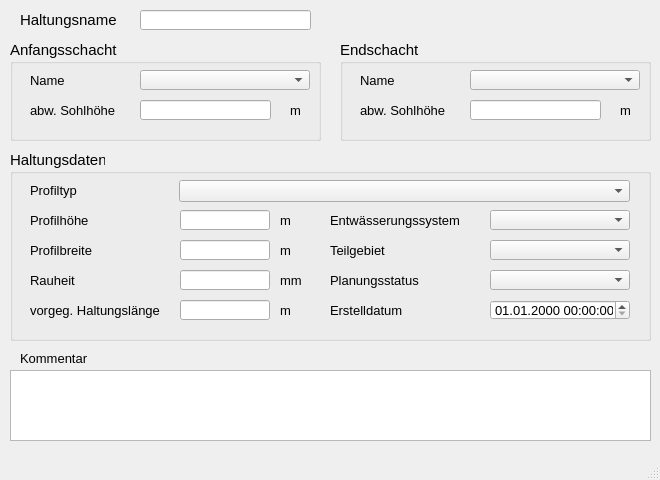
The window that qkan/forms/qkan_haltungen.ui (hoettges/QKan) describes before a commit, drawn with Qt 5.
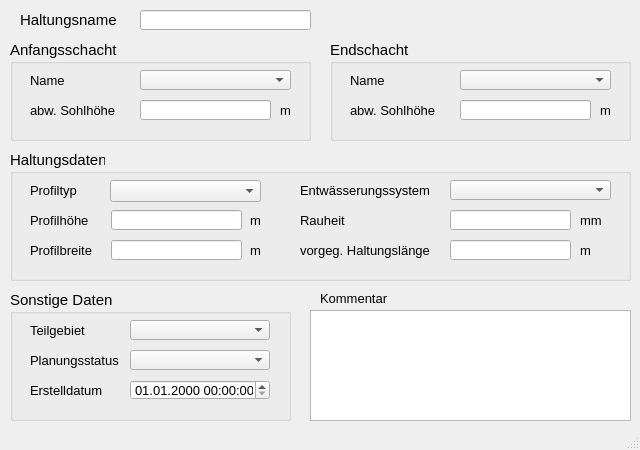
The same window after the commit. Custom widgets are drawn as their Qt base class.

The edit to the form file:
```diff
--- a/qkan/forms/qkan_haltungen.ui
+++ b/qkan/forms/qkan_haltungen.ui
@@ -6,8 +6,8 @@
    <rect>
     <x>0</x>
     <y>0</y>
-    <width>660</width>
-    <height>480</height>
+    <width>640</width>
+    <height>450</height>
    </rect>
   </property>
   <property name="sizePolicy">
@@ -18,8 +18,8 @@
   </property>
   <property name="minimumSize">
    <size>
-    <width>660</width>
-    <height>480</height>
+    <width>640</width>
+    <height>450</height>
    </size>
   </property>
   <property name="baseSize">
@@ -62,7 +62,7 @@
      <rect>
       <x>10</x>
       <y>40</y>
-      <width>311</width>
+      <width>301</width>
       <height>101</height>
      </rect>
     </property>
@@ -116,7 +116,7 @@
     <widget class="QLabel" name="label_14">
      <property name="geometry">
       <rect>
-       <x>280</x>
+       <x>270</x>
        <y>60</y>
        <width>21</width>
        <height>21</height>
@@ -137,7 +137,7 @@
       <rect>
        <x>130</x>
        <y>30</y>
-       <width>170</width>
+       <width>151</width>
        <height>20</height>
       </rect>
      </property>
@@ -180,9 +180,9 @@
    <widget class="QGroupBox" name="groupBox_3">
     <property name="geometry">
      <rect>
-      <x>340</x>
+      <x>330</x>
       <y>40</y>
-      <width>311</width>
+      <width>301</width>
       <height>101</height>
      </rect>
     </property>
@@ -258,7 +258,7 @@
     <widget class="QLabel" name="label_15">
      <property name="geometry">
       <rect>
-       <x>280</x>
+       <x>270</x>
        <y>60</y>
        <width>21</width>
        <height>21</height>
@@ -279,7 +279,7 @@
       <rect>
        <x>130</x>
        <y>30</y>
-       <width>170</width>
+       <width>151</width>
        <height>20</height>
       </rect>
      </property>
@@ -300,10 +300,10 @@
    <widget class="QTextEdit" name="kommentar">
     <property name="geometry">
      <rect>
-      <x>10</x>
-      <y>370</y>
-      <width>641</width>
-      <height>71</height>
+      <x>310</x>
+      <y>310</y>
+      <width>321</width>
+      <height>111</height>
      </rect>
     </property>
     <property name="font">
@@ -322,8 +322,8 @@
    <widget class="QLabel" name="label_22">
     <property name="geometry">
      <rect>
-      <x>20</x>
-      <y>350</y>
+      <x>320</x>
+      <y>290</y>
       <width>81</width>
       <height>16</height>
      </rect>
@@ -365,8 +365,8 @@
      <rect>
       <x>10</x>
       <y>150</y>
-      <width>641</width>
-      <height>191</height>
+      <width>621</width>
+      <height>131</height>
      </rect>
     </property>
     <property name="font">
@@ -378,34 +378,12 @@
     <property name="title">
      <string>Haltungsdaten</string>
     </property>
-    <widget class="QgsDateTimeEdit" name="createdat">
-     <property name="geometry">
-      <rect>
-       <x>480</x>
-       <y>150</y>
-       <width>140</width>
-       <height>20</height>
-      </rect>
-     </property>
-     <property name="font">
-      <font>
-       <family>Tahoma</family>
-       <pointsize>10</pointsize>
-      </font>
-     </property>
-     <property name="currentSection">
-      <enum>QDateTimeEdit::DaySection</enum>
-     </property>
-     <property name="displayFormat">
-      <string>dd.MM.yyyy HH:mm:ss</string>
-     </property>
-    </widget>
     <widget class="QLineEdit" name="ks">
      <property name="geometry">
       <rect>
-       <x>170</x>
-       <y>120</y>
-       <width>90</width>
+       <x>440</x>
+       <y>60</y>
+       <width>121</width>
        <height>20</height>
       </rect>
      </property>
@@ -441,32 +419,10 @@
       <string>Profilbreite</string>
      </property>
     </widget>
-    <widget class="QComboBox" name="teilgebiet">
-     <property name="geometry">
-      <rect>
-       <x>480</x>
-       <y>90</y>
-       <width>140</width>
-       <height>20</height>
-      </rect>
-     </property>
-     <property name="font">
-      <font>
-       <family>Tahoma</family>
-       <pointsize>10</pointsize>
-      </font>
-     </property>
-     <property name="toolTip">
-      <string>&lt;html&gt;&lt;head/&gt;&lt;body&gt;&lt;p&gt;zur Zuordnung auf ein selbstständig festgelegtes Teilgebiet&lt;/p&gt;&lt;/body&gt;&lt;/html&gt;</string>
-     </property>
-     <property name="statusTip">
-      <string>zur Zuordnung auf ein selbstständig festgelegtes Teilgebiet</string>
-     </property>
-    </widget>
     <widget class="QLabel" name="label_20">
      <property name="geometry">
       <rect>
-       <x>270</x>
+       <x>240</x>
        <y>90</y>
        <width>31</width>
        <height>21</height>
@@ -485,8 +441,8 @@
     <widget class="QLabel" name="label_21">
      <property name="geometry">
       <rect>
-       <x>270</x>
-       <y>150</y>
+       <x>570</x>
+       <y>90</y>
        <width>30</width>
        <height>20</height>
       </rect>
@@ -504,9 +460,9 @@
     <widget class="QLineEdit" name="laenge">
      <property name="geometry">
       <rect>
-       <x>170</x>
-       <y>150</y>
-       <width>90</width>
+       <x>440</x>
+       <y>90</y>
+       <width>121</width>
        <height>20</height>
       </rect>
      </property>
@@ -523,31 +479,12 @@
       <string>vorgegebene Haltungslänge, falls diese nicht automatisch berechnet werden soll</string>
      </property>
     </widget>
-    <widget class="QLabel" name="label_71">
-     <property name="geometry">
-      <rect>
-       <x>320</x>
-       <y>150</y>
-       <width>151</width>
-       <height>21</height>
-      </rect>
-     </property>
-     <property name="font">
-      <font>
-       <family>Tahoma</family>
-       <pointsize>10</pointsize>
-      </font>
-     </property>
-     <property name="text">
-      <string>Erstelldatum</string>
-     </property>
-    </widget>
     <widget class="QComboBox" name="entwart">
      <property name="geometry">
       <rect>
-       <x>480</x>
-       <y>60</y>
-       <width>140</width>
+       <x>440</x>
+       <y>30</y>
+       <width>161</width>
        <height>20</height>
       </rect>
      </property>
@@ -567,9 +504,9 @@
     <widget class="QComboBox" name="profilnam">
      <property name="geometry">
       <rect>
-       <x>169</x>
+       <x>100</x>
        <y>30</y>
-       <width>451</width>
+       <width>151</width>
        <height>22</height>
       </rect>
      </property>
@@ -608,8 +545,8 @@
     <widget class="QLabel" name="label_17">
      <property name="geometry">
       <rect>
-       <x>20</x>
-       <y>150</y>
+       <x>290</x>
+       <y>90</y>
        <width>151</width>
        <height>21</height>
       </rect>
@@ -624,33 +561,11 @@
       <string>vorgeg. Haltungslänge</string>
      </property>
     </widget>
-    <widget class="QLabel" name="label_11">
-     <property name="geometry">
-      <rect>
-       <x>320</x>
-       <y>90</y>
-       <width>151</width>
-       <height>21</height>
-      </rect>
-     </property>
-     <property name="font">
-      <font>
-       <family>Tahoma</family>
-       <pointsize>10</pointsize>
-      </font>
-     </property>
-     <property name="text">
-      <string>Teilgebiet</string>
-     </property>
-     <property name="buddy">
-      <cstring>simstatus</cstring>
-     </property>
-    </widget>
     <widget class="QLabel" name="label_51">
      <property name="geometry">
       <rect>
-       <x>320</x>
-       <y>60</y>
+       <x>290</x>
+       <y>30</y>
        <width>151</width>
        <height>21</height>
       </rect>
@@ -668,9 +583,9 @@
     <widget class="QLineEdit" name="hoehe">
      <property name="geometry">
       <rect>
-       <x>170</x>
+       <x>101</x>
        <y>60</y>
-       <width>90</width>
+       <width>131</width>
        <height>20</height>
       </rect>
      </property>
@@ -687,32 +602,10 @@
       <string>Bedeutung hängt vom Profiltyp ab</string>
      </property>
     </widget>
-    <widget class="QLabel" name="label_10">
-     <property name="geometry">
-      <rect>
-       <x>320</x>
-       <y>120</y>
-       <width>151</width>
-       <height>21</height>
-      </rect>
-     </property>
-     <property name="font">
-      <font>
-       <family>Tahoma</family>
-       <pointsize>10</pointsize>
-      </font>
-     </property>
-     <property name="text">
-      <string>Planungsstatus</string>
-     </property>
-     <property name="buddy">
-      <cstring>simstatus</cstring>
-     </property>
-    </widget>
     <widget class="QLabel" name="label_16">
      <property name="geometry">
       <rect>
-       <x>270</x>
+       <x>240</x>
        <y>60</y>
        <width>31</width>
        <height>21</height>
@@ -731,9 +624,9 @@
     <widget class="QLineEdit" name="breite">
      <property name="geometry">
       <rect>
-       <x>170</x>
+       <x>101</x>
        <y>90</y>
-       <width>90</width>
+       <width>131</width>
        <height>20</height>
       </rect>
      </property>
@@ -772,9 +665,9 @@
     <widget class="QLabel" name="label_70">
      <property name="geometry">
       <rect>
-       <x>270</x>
-       <y>120</y>
-       <width>46</width>
+       <x>570</x>
+       <y>60</y>
+       <width>31</width>
        <height>21</height>
       </rect>
      </property>
@@ -791,8 +684,8 @@
     <widget class="QLabel" name="label_61">
      <property name="geometry">
       <rect>
-       <x>20</x>
-       <y>120</y>
+       <x>290</x>
+       <y>60</y>
        <width>100</width>
        <height>20</height>
       </rect>
@@ -807,11 +700,96 @@
       <string>Rauheit</string>
      </property>
     </widget>
+   </widget>
+   <widget class="QGroupBox" name="groupBox_4">
+    <property name="geometry">
+     <rect>
+      <x>10</x>
+      <y>290</y>
+      <width>281</width>
+      <height>131</height>
+     </rect>
+    </property>
+    <property name="font">
+     <font>
+      <family>Tahoma</family>
+      <pointsize>11</pointsize>
+     </font>
+    </property>
+    <property name="title">
+     <string>Sonstige Daten</string>
+    </property>
+    <widget class="QLabel" name="label_11">
+     <property name="geometry">
+      <rect>
+       <x>20</x>
+       <y>30</y>
+       <width>71</width>
+       <height>21</height>
+      </rect>
+     </property>
+     <property name="font">
+      <font>
+       <family>Tahoma</family>
+       <pointsize>10</pointsize>
+      </font>
+     </property>
+     <property name="text">
+      <string>Teilgebiet</string>
+     </property>
+     <property name="buddy">
+      <cstring>simstatus</cstring>
+     </property>
+    </widget>
+    <widget class="QComboBox" name="teilgebiet">
+     <property name="geometry">
+      <rect>
+       <x>120</x>
+       <y>30</y>
+       <width>140</width>
+       <height>20</height>
+      </rect>
+     </property>
+     <property name="font">
+      <font>
+       <family>Tahoma</family>
+       <pointsize>10</pointsize>
+      </font>
+     </property>
+     <property name="toolTip">
+      <string>&lt;html&gt;&lt;head/&gt;&lt;body&gt;&lt;p&gt;zur Zuordnung auf ein selbstständig festgelegtes Teilgebiet&lt;/p&gt;&lt;/body&gt;&lt;/html&gt;</string>
+     </property>
+     <property name="statusTip">
+      <string>zur Zuordnung auf ein selbstständig festgelegtes Teilgebiet</string>
+     </property>
+    </widget>
+    <widget class="QLabel" name="label_10">
+     <property name="geometry">
+      <rect>
+       <x>20</x>
+       <y>60</y>
+       <width>101</width>
+       <height>21</height>
+      </rect>
+     </property>
+     <property name="font">
+      <font>
+       <family>Tahoma</family>
+       <pointsize>10</pointsize>
+      </font>
+     </property>
+     <property name="text">
+      <string>Planungsstatus</string>
+     </property>
+     <property name="buddy">
+      <cstring>simstatus</cstring>
+     </property>
+    </widget>
     <widget class="QComboBox" name="simstatus">
      <property name="geometry">
       <rect>
-       <x>480</x>
-       <y>120</y>
+       <x>120</x>
+       <y>60</y>
        <width>140</width>
        <height>20</height>
       </rect>
@@ -829,6 +807,47 @@
       <string>aktueller Status (z.B. vorhanden, in Planung etc.)</string>
      </property>
     </widget>
+    <widget class="QLabel" name="label_71">
+     <property name="geometry">
+      <rect>
+       <x>20</x>
+       <y>90</y>
+       <width>91</width>
+       <height>21</height>
+      </rect>
+     </property>
+     <property name="font">
+      <font>
+       <family>Tahoma</family>
+       <pointsize>10</pointsize>
+      </font>
+     </property>
+     <property name="text">
+      <string>Erstelldatum</string>
+     </property>
+    </widget>
+    <widget class="QgsDateTimeEdit" name="createdat">
+     <property name="geometry">
+      <rect>
+       <x>120</x>
+       <y>90</y>
+       <width>140</width>
+       <height>20</height>
+      </rect>
+     </property>
+     <property name="font">
+      <font>
+       <family>Tahoma</family>
+       <pointsize>10</pointsize>
+      </font>
+     </property>
+     <property name="currentSection">
+      <enum>QDateTimeEdit::DaySection</enum>
+     </property>
+     <property name="displayFormat">
+      <string>dd.MM.yyyy HH:mm:ss</string>
+     </property>
+    </widget>
    </widget>
   </widget>
   <widget class="QMenuBar" name="menubar">
```
Left out of the diff: 2 changed lines with no effect on the pictures.
